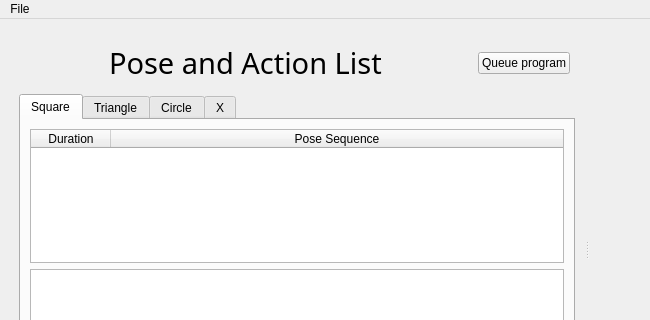
Old version of the form slider_gui/src/slider_simple.ui in the repository PR2/pr2_hack_the_future; both pictures show x 0 to 650 and y 0 to 320 of the 1200 by 500 pixel window.
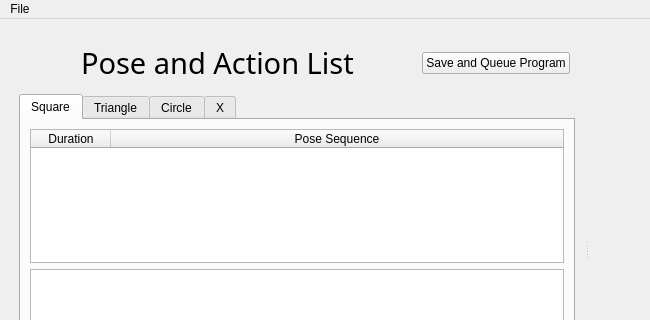
New version of the form.

Commit message: combined save and queue button

The edit to the form file:
```diff
--- a/slider_gui/src/slider_simple.ui
+++ b/slider_gui/src/slider_simple.ui
@@ -96,7 +96,7 @@
              <locale language="English" country="UnitedStates"/>
             </property>
             <property name="text">
-             <string>Queue program</string>
+             <string>Save and Queue Program</string>
             </property>
            </widget>
           </item>
```
Left out of the diff: 2 changed lines with no effect on the pictures. The commit also changes 1 other file.
